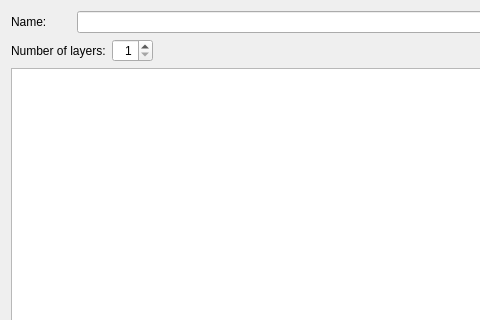
This is SIM-VICUS/src/SVDBAcousticBoundaryConditionEditWidget.ui in ghorwin/SIM-VICUS as Qt 5 draws it before an edit; both pictures show x 0 to 480 and y 0 to 320 of the 659 by 1020 pixel window. The edited form follows.
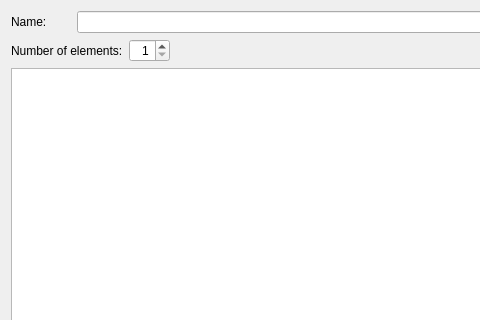
This is the edited form. Custom widgets are drawn as their Qt base class.

The edit to the form file:
```diff
--- a/SIM-VICUS/src/SVDBAcousticBoundaryConditionEditWidget.ui
+++ b/SIM-VICUS/src/SVDBAcousticBoundaryConditionEditWidget.ui
@@ -61,7 +61,7 @@
         </sizepolicy>
        </property>
        <property name="text">
-        <string>Number of layers:</string>
+        <string>Number of elements:</string>
        </property>
       </widget>
      </item>
```
